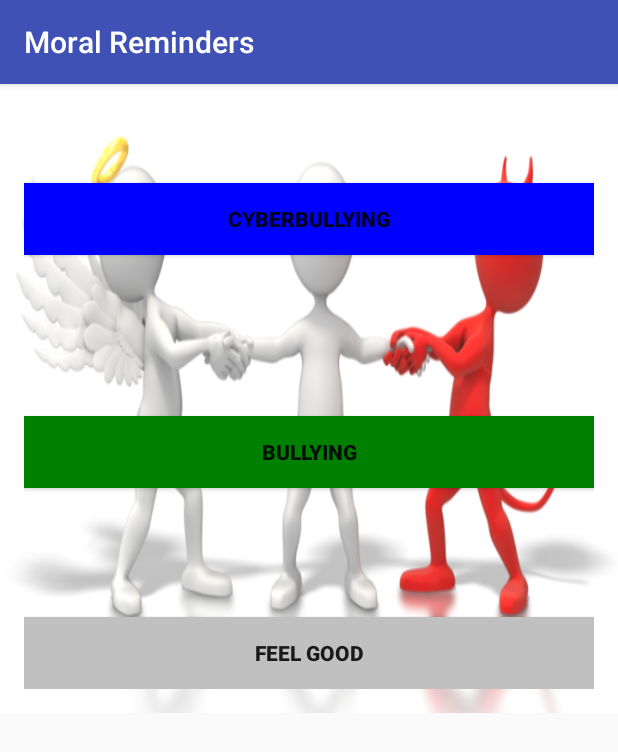
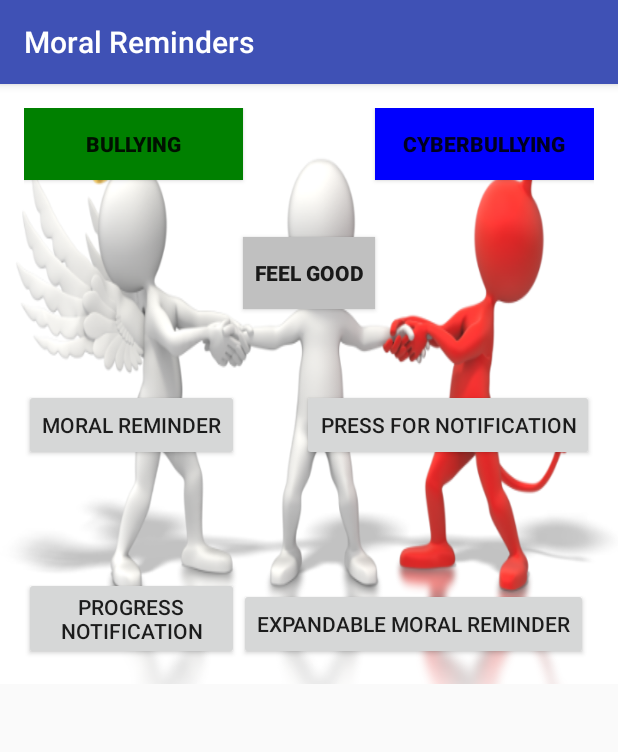
Before and after one commit to bsindala/CS-499, an Android app: the screen it shows after launch (MainActivity), on a phone screen of 412 x 824 dp. Shown: the top 752 px of the screen. Run offline under Robolectric (Android 15) with nearby library versions, the phone set to English and light mode, and no system bars.

Commit message:
Runs Notifications upon click

```diff
--- a/app/src/main/res/layout/activity_main.xml
+++ b/app/src/main/res/layout/activity_main.xml
@@ -16,41 +16,80 @@
     tools:context="com.example.bsindala.moralapp.MainActivity">
 
     <Button
+        android:id="@+id/big_moral_reminder"
+        android:text="Expandable Moral Reminder"
+        android:layout_width="wrap_content"
+        android:layout_height="wrap_content"
+        android:layout_alignParentBottom="true"
+        android:layout_toEndOf="@+id/moral_reminder">
+    </Button>
+
+    <Button
+        android:id="@+id/progress_notification"
+        android:text="Progress notification"
+        android:layout_width="wrap_content"
+        android:layout_height="wrap_content"
+        android:layout_alignParentBottom="true"
+        android:layout_alignParentStart="true"
+        android:layout_toStartOf="@+id/big_moral_reminder">
+    </Button>
+
+    <Button
+        android:text="Bullying"
+        android:layout_width="wrap_content"
+        android:layout_height="wrap_content"
+        android:id="@+id/bullying"
+        tools:text="Bullying"
+        android:background="#008000"
+        android:textStyle="normal|bold"
+        android:layout_alignParentTop="true"
+        android:layout_alignParentStart="true"
+        android:layout_toStartOf="@+id/feelGood" />
+
+    <Button
         android:text="Cyberbullying"
-        android:layout_width="match_parent"
+        android:layout_width="wrap_content"
         android:layout_height="wrap_content"
         android:id="@+id/cyberbullying"
         android:elevation="0dp"
         tools:text="Cyberbullying"
         android:contentDescription="More Information on Cyberbullyin"
+        android:background="#0000FF"
+        android:textStyle="normal|bold"
         android:layout_alignParentTop="true"
-        android:layout_alignParentStart="true"
-        android:layout_marginTop="50dp"
-        android:background="#0000FF"
-        android:textStyle="normal|bold" />
-
-    <Button
-        android:text="Bullying"
-        android:layout_width="match_parent"
-        android:layout_height="wrap_content"
-        android:id="@+id/bullying"
-        tools:text="Bullying"
-        android:layout_below="@+id/cyberbullying"
-        android:layout_alignParentStart="true"
-        android:layout_marginTop="107dp"
-        android:background="#008000"
-        android:textStyle="normal|bold" />
+        android:layout_alignParentEnd="true"
+        android:layout_toEndOf="@+id/feelGood" />
 
     <Button
         android:text="Feel Good"
-        android:layout_width="match_parent"
         android:layout_height="wrap_content"
         android:id="@+id/feelGood"
         tools:text="Feel Good"
         android:background="#C0C0C0"
-        android:layout_below="@+id/bullying"
-        android:layout_alignParentStart="true"
-        android:layout_marginTop="86dp"
-        android:textStyle="normal|bold" />
+        android:textStyle="normal|bold"
+        android:layout_width="wrap_content"
+        android:layout_marginTop="38dp"
+        android:layout_below="@+id/cyberbullying"
+        android:layout_centerHorizontal="true" />
+
+    <Button
+        android:id="@+id/moral_reminder"
+        android:text="Moral Reminder"
+        android:layout_width="wrap_content"
+        android:layout_height="wrap_content"
+        android:layout_marginTop="53dp"
+        android:layout_below="@+id/feelGood"
+        android:layout_alignParentStart="true">
+
+    </Button>
+
+    <Button
+        android:id="@+id/button_notification"
+        android:text="Press For Notification"
+        android:layout_width="wrap_content"
+        android:layout_height="wrap_content"
+        android:layout_alignTop="@+id/moral_reminder"
+        android:layout_alignParentEnd="true">
+    </Button>
 </RelativeLayout>
 </ScrollView>
--- a/build.gradle
+++ b/build.gradle
@@ -5,7 +5,7 @@ buildscript {
         jcenter()
     }
     dependencies {
-        classpath 'com.android.tools.build:gradle:2.2.0'
+        classpath 'com.android.tools.build:gradle:2.2.2'
 
         // NOTE: Do not place your application dependencies here; they belong
         // in the individual module build.gradle files
```
Also changed, not shown: app/src/main/java/com/example/bsindala/moralapp/MainActivity.java (+41 -115 lines), app/src/main/java/com/example/bsindala/moralapp/NotificationHandlerActivity.java (added, +195 -0 lines), app/src/main/java/com/example/bsindala/moralapp/TestActivity.java (added, +22 -0 lines), 49 other files.
